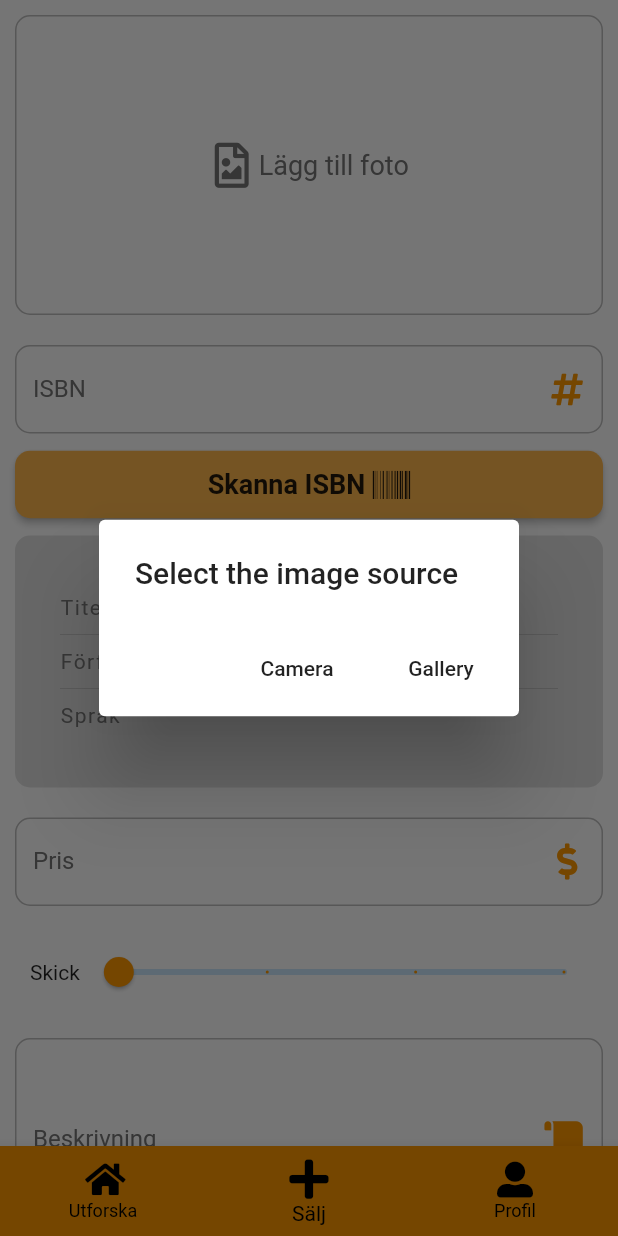
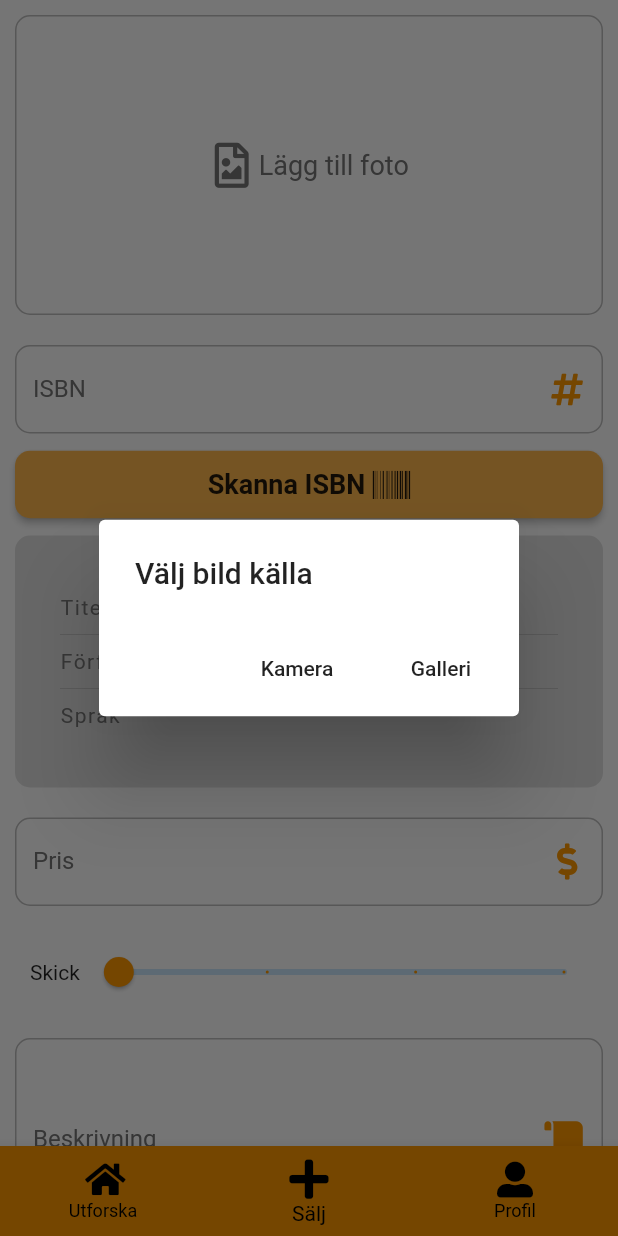
Before and after one commit to connysten/student_market_app, a Flutter app: the Home screen opened by its route, item 2 of the bottom bar chosen, after a tap on "Lägg till foto", on a phone screen of 412 x 824 dp. Run offline on Flutter 3.47's test engine with Material 2 defaults, Android fonts, the phone set to English and light mode, and no system bars; our stand-ins replace cached_network_image, cloud_firestore, firebase_auth, firebase_storage, flutter_slidable, font_awesome_flutter and 3 more; missing offline and left inert: barcode_scan, flutter_facebook_login; accounts and stored records are empty.

```diff
--- a/lib/pages/sell.dart
+++ b/lib/pages/sell.dart
@@ -11,6 +11,9 @@ import 'package:student_market_app/services/widgets/book_info.dart';
 import 'package:http/http.dart' as http;
 import 'package:image_picker/image_picker.dart';
 import '../global.dart' as global;
+import '../global.dart';
+import '../global.dart';
+import '../global.dart';
 
 class Sell extends StatefulWidget {
   Sell({Key key}) : super(key: key);
@@ -25,6 +28,7 @@ class _SellState extends State<Sell> {
   Book tempBook;
   double condition = 0;
   final conditions = ['Poor', 'Used', 'Barely used', 'As new'];
+  final skick = ['Dåligt', 'Använd', 'Knappt använd', 'Som ny'];
   final isbnController = TextEditingController();
   final priceController = TextEditingController();
   final descriptionController = TextEditingController();
@@ -98,7 +102,7 @@ class _SellState extends State<Sell> {
                       controller: isbnController,
                       maxLines: 1,
                       decoration: InputDecoration(
-                        hintText: "Numbers on the back of the book...",
+                        hintText: global.currentLanguage == Language.eng ? "Numbers on the back of the book..." : "Nummer på baksidan av boken...",
                         hintStyle: TextStyle(
                             fontStyle: FontStyle.italic, fontSize: 12),
                         labelText: "ISBN",
@@ -283,6 +287,7 @@ class _SellState extends State<Sell> {
                   suffixIcon: Icon(
                     FontAwesomeIcons.dollarSign,
                     color: Colors.orange,
+
                   ),
                 ),
               ),
@@ -309,7 +314,7 @@ class _SellState extends State<Sell> {
                         divisions: 3,
                         min: 0,
                         max: 3,
-                        label: conditions[condition.toInt()],
+                        label: global.currentLanguage == Language.eng ? conditions[condition.toInt()] : skick[condition.toInt()],
                       ),
                     ),
                   ],
@@ -460,14 +465,26 @@ class _SellState extends State<Sell> {
     final imageSource = await showDialog<ImageSource>(
         context: context,
         builder: (context) => AlertDialog(
-              title: Text("Select the image source"),
+              title: Text(
+                global.currentLanguage == Language.eng
+                    ? "Select the image source"
+                    : "Välj bild källa",
+              ),
               actions: <Widget>[
                 MaterialButton(
-                  child: Text("Camera"),
+                  child: Text(
+                    global.currentLanguage == Language.eng
+                        ? "Camera"
+                        : 'Kamera',
+                  ),
                   onPressed: () => Navigator.pop(context, ImageSource.camera),
                 ),
                 MaterialButton(
-                  child: Text("Gallery"),
+                  child: Text(
+                    global.currentLanguage == Language.eng
+                        ? "Gallery"
+                        : 'Galleri',
+                  ),
                   onPressed: () => Navigator.pop(context, ImageSource.gallery),
                 )
               ],
--- a/lib/services/annons_bloc.dart
+++ b/lib/services/annons_bloc.dart
@@ -1,8 +1,10 @@
 import 'dart:io';
-
 import 'package:cloud_firestore/cloud_firestore.dart';
 import 'package:rxdart/rxdart.dart';
 import 'package:student_market_app/services/database.dart';
+import 'package:student_market_app/global.dart' as global;
+
+import '../global.dart';
 
 class AnnonsBloc {
   DatabaseService databaseService;
@@ -32,11 +34,15 @@ class AnnonsBloc {
       annonsController.sink.add(documentList);
       try {
         if (documentList.length == 0) {
-          annonsController.sink.addError("No Data Available");
+          annonsController.sink.addError(global.currentLanguage == Language.eng
+              ? "No Data Available"
+              : "Ingen data tillgänglig");
         }
       } catch (e) {}
     } on SocketException {
-      annonsController.sink.addError(SocketException("No Internet Connection"));
+      annonsController.sink.addError(SocketException(global.currentLanguage == Language.eng
+          ? "No Internet Connection"
+          : "Ingen internetanslutning"));
     } catch (e) {
       print(e.toString());
       annonsController.sink.addError(e);
@@ -48,19 +54,24 @@ class AnnonsBloc {
     try {
       updateIndicator(true);
       List<DocumentSnapshot> newDocumentList =
-      await databaseService.fetchNextList(documentList);
+          await databaseService.fetchNextList(documentList);
       documentList.addAll(newDocumentList);
       annonsController.sink.add(documentList);
       try {
         if (documentList.length == 0) {
-          annonsController.sink.addError("No Data Available");
+          annonsController.sink.addError(global.currentLanguage == Language.eng
+              ? "No Data Available"
+              : "Ingen data tillgänglig");
           updateIndicator(false);
         }
       } catch (e) {
         updateIndicator(false);
       }
     } on SocketException {
-      annonsController.sink.addError(SocketException("No Internet Connection"));
+      annonsController.sink.addError(SocketException(
+          global.currentLanguage == Language.eng
+              ? "No Internet Connection"
+              : "Ingen internetanslutning"));
       updateIndicator(false);
     } catch (e) {
       updateIndicator(false);
--- a/lib/services/widgets/login_button.dart
+++ b/lib/services/widgets/login_button.dart
@@ -1,5 +1,4 @@
 import "package:flutter/material.dart";
-import 'package:font_awesome_flutter/font_awesome_flutter.dart';
 
 class LoginButton extends StatelessWidget {
   final Color iconColor;
```
Also changed, not shown: lib/pages/search.dart (+0 -77 lines), lib/services/chat.dart (+0 -44 lines), lib/services/widgets/alert.dart (+17 -4 lines).
